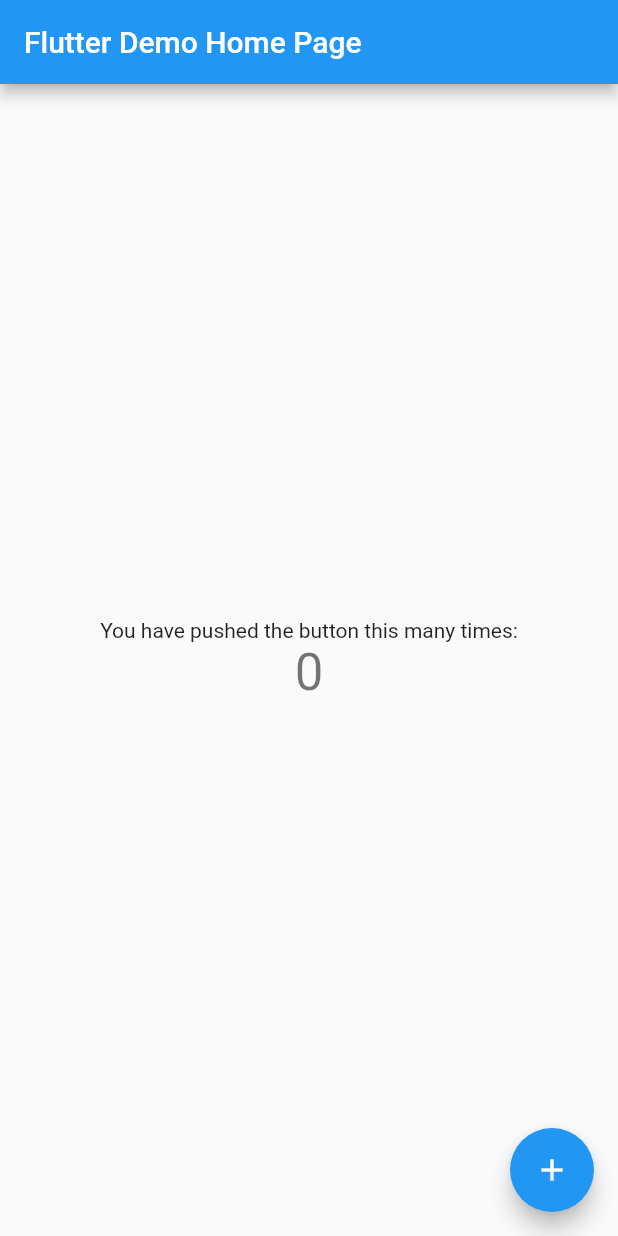
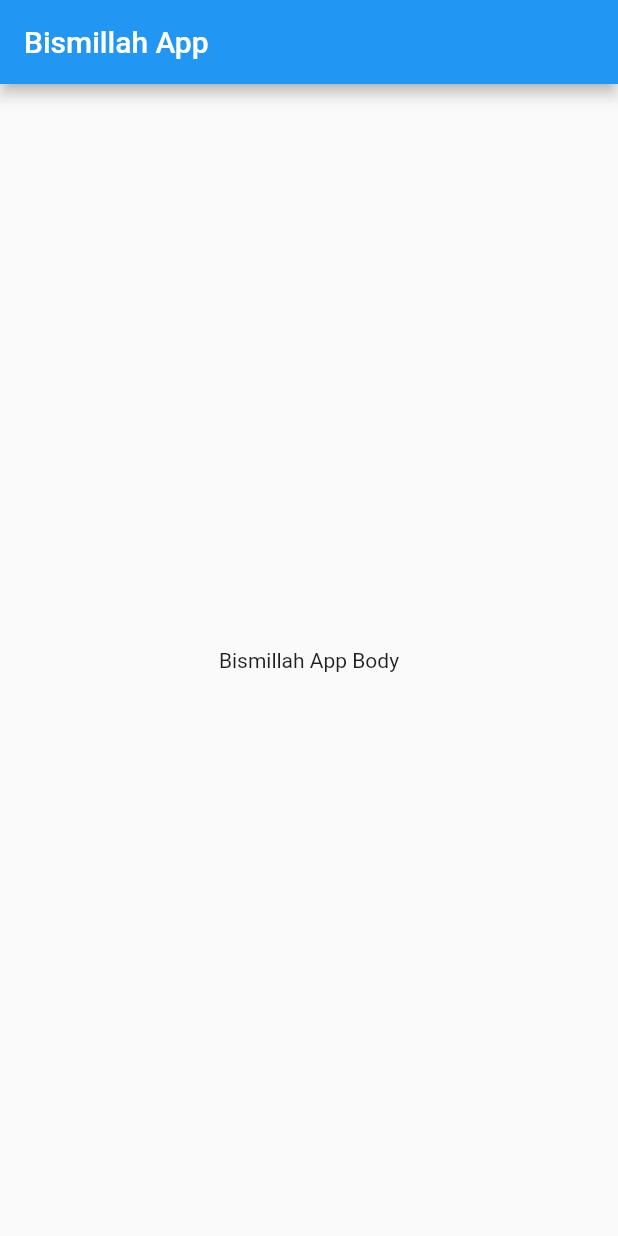
Before and after one commit to hmtmcse-com/flutter-basic, a Flutter app: the screen it shows after launch, on a phone screen of 412 x 824 dp. Run offline on Flutter 3.47's test engine with Material 2 defaults, Android fonts, the phone set to English and light mode, and no system bars.

Commit message:
bismillah

```diff
--- a/bismillah_project/lib/main.dart
+++ b/bismillah_project/lib/main.dart
@@ -1,113 +1,22 @@
 import 'package:flutter/material.dart';
 
-void main() {
-  runApp(MyApp());
-}
-
-class MyApp extends StatelessWidget {
-  // This widget is the root of your application.
+class BismillProject extends StatelessWidget {
   @override
   Widget build(BuildContext context) {
     return MaterialApp(
-      title: 'Flutter Demo',
-      theme: ThemeData(
-        // This is the theme of your application.
-        //
-        // Try running your application with "flutter run". You'll see the
-        // application has a blue toolbar. Then, without quitting the app, try
-        // changing the primarySwatch below to Colors.green and then invoke
-        // "hot reload" (press "r" in the console where you ran "flutter run",
-        // or simply save your changes to "hot reload" in a Flutter IDE).
-        // Notice that the counter didn't reset back to zero; the application
-        // is not restarted.
-        primarySwatch: Colors.blue,
+      title: 'Bismillah App',
+      home: Scaffold(
+        appBar: AppBar(
+          title: Text("Bismillah App"),
+        ),
+        body: Center(
+          child: Text("Bismillah App Body"),
+        ),
       ),
-      home: MyHomePage(title: 'Flutter Demo Home Page'),
     );
   }
 }
 
-class MyHomePage extends StatefulWidget {
-  MyHomePage({Key? key, required this.title}) : super(key: key);
-
-  // This widget is the home page of your application. It is stateful, meaning
-  // that it has a State object (defined below) that contains fields that affect
-  // how it looks.
-
-  // This class is the configuration for the state. It holds the values (in this
-  // case the title) provided by the parent (in this case the App widget) and
-  // used by the build method of the State. Fields in a Widget subclass are
-  // always marked "final".
-
-  final String title;
-
-  @override
-  _MyHomePageState createState() => _MyHomePageState();
+void main() {
+  runApp(BismillProject());
 }
-
-class _MyHomePageState extends State<MyHomePage> {
-  int _counter = 0;
-
-  void _incrementCounter() {
-    setState(() {
-      // This call to setState tells the Flutter framework that something has
-      // changed in this State, which causes it to rerun the build method below
-      // so that the display can reflect the updated values. If we changed
-      // _counter without calling setState(), then the build method would not be
-      // called again, and so nothing would appear to happen.
-      _counter++;
-    });
-  }
-
-  @override
-  Widget build(BuildContext context) {
-    // This method is rerun every time setState is called, for instance as done
-    // by the _incrementCounter method above.
-    //
-    // The Flutter framework has been optimized to make rerunning build methods
-    // fast, so that you can just rebuild anything that needs updating rather
-    // than having to individually change instances of widgets.
-    return Scaffold(
-      appBar: AppBar(
-        // Here we take the value from the MyHomePage object that was created by
-        // the App.build method, and use it to set our appbar title.
-        title: Text(widget.title),
-      ),
-      body: Center(
-        // Center is a layout widget. It takes a single child and positions it
-        // in the middle of the parent.
-        child: Column(
-          // Column is also a layout widget. It takes a list of children and
-          // arranges them vertically. By default, it sizes itself to fit its
-          // children horizontally, and tries to be as tall as its parent.
-          //
-          // Invoke "debug painting" (press "p" in the console, choose the
-          // "Toggle Debug Paint" action from the Flutter Inspector in Android
-          // Studio, or the "Toggle Debug Paint" command in Visual Studio Code)
-          // to see the wireframe for each widget.
-          //
-          // Column has various properties to control how it sizes itself and
-          // how it positions its children. Here we use mainAxisAlignment to
-          // center the children vertically; the main axis here is the vertical
-          // axis because Columns are vertical (the cross axis would be
-          // horizontal).
-          mainAxisAlignment: MainAxisAlignment.center,
-          children: <Widget>[
-            Text(
-              'You have pushed the button this many times:',
-            ),
-            Text(
-              '$_counter',
-              style: Theme.of(context).textTheme.headline4,
-            ),
-          ],
-        ),
-      ),
-      floatingActionButton: FloatingActionButton(
-        onPressed: _incrementCounter,
-        tooltip: 'Increment',
-        child: Icon(Icons.add),
-      ), // This trailing comma makes auto-formatting nicer for build methods.
-    );
-  }
-}
```
Also changed, not shown: bismillah_project/pubspec.yaml (+1 -57 lines).
